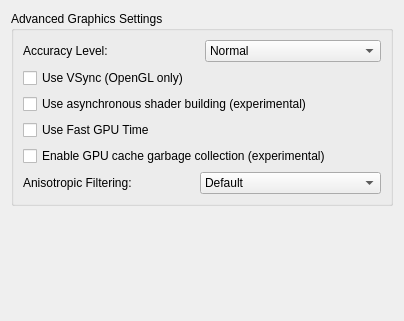
Old version of the form src/yuzu/configuration/configure_graphics_advanced.ui in the repository QuantumGhost/yuzu.
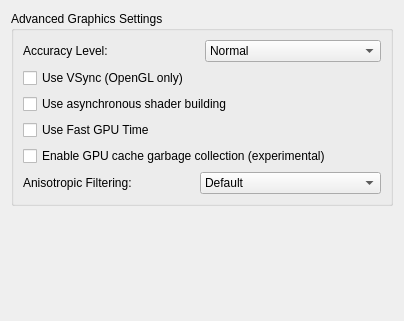
New version of the form.

Diff of the .ui file:
```diff
--- a/src/yuzu/configuration/configure_graphics_advanced.ui
+++ b/src/yuzu/configuration/configure_graphics_advanced.ui
@@ -82,7 +82,7 @@
            <string>Enables asynchronous shader compilation, which may reduce shader stutter. This feature is experimental.</string>
           </property>
           <property name="text">
-           <string>Use asynchronous shader building (experimental)</string>
+           <string>Use asynchronous shader building</string>
           </property>
          </widget>
         </item>
```
